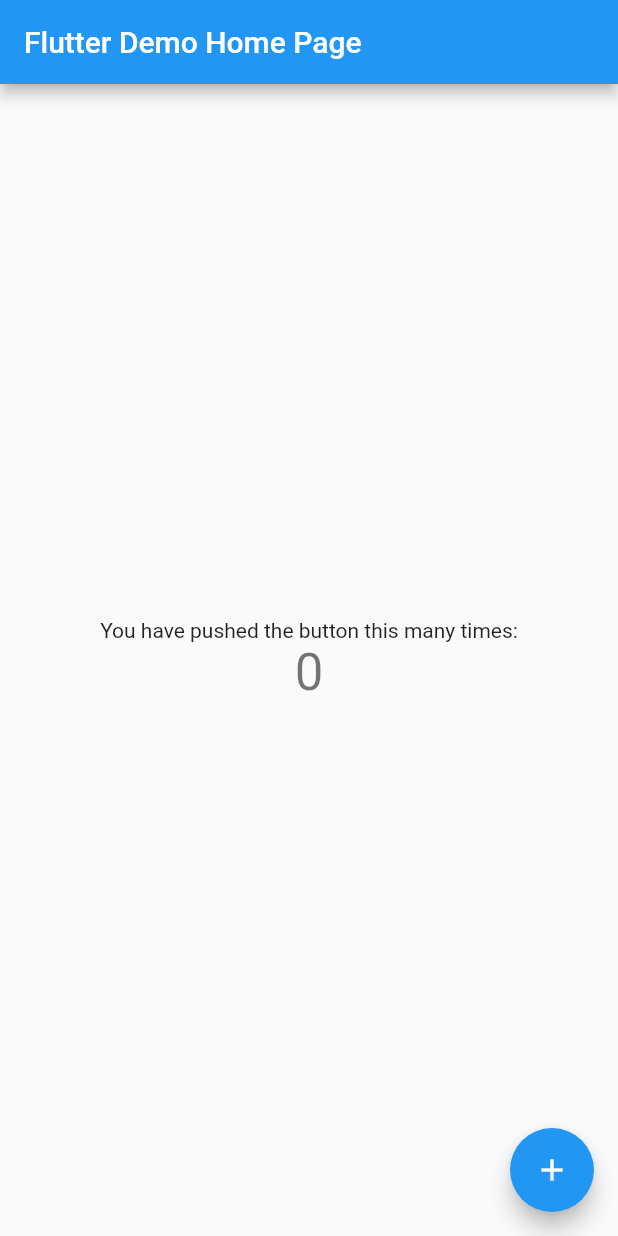
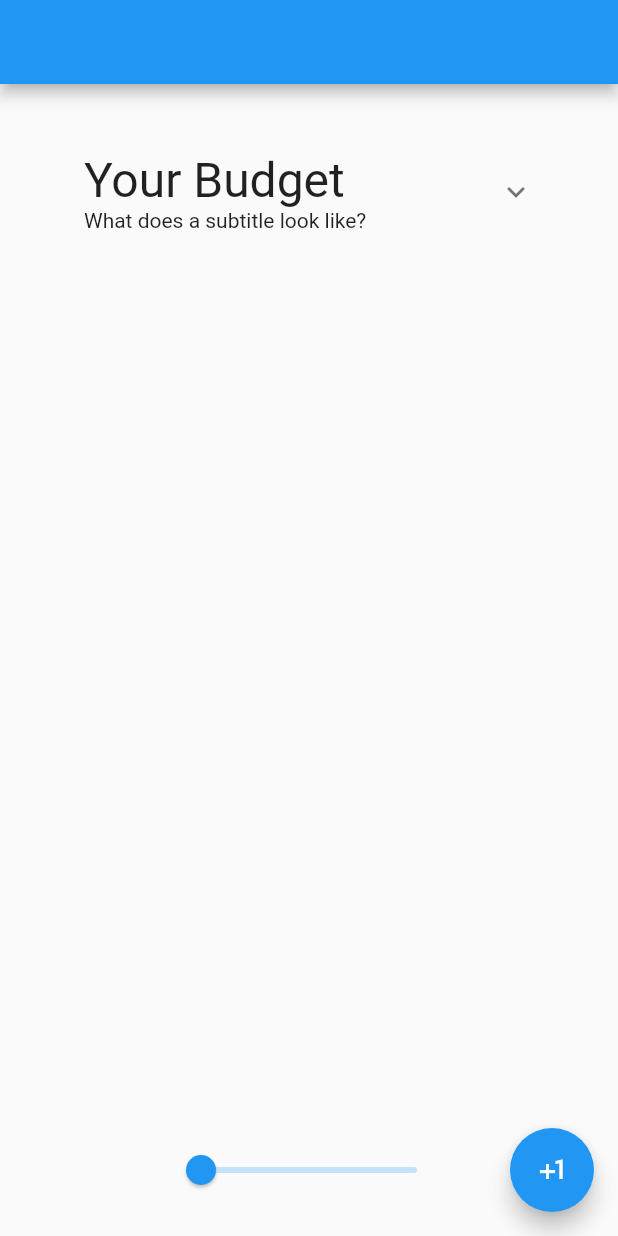
Before and after one commit to boilermake-2021/boilermake, a Flutter app: the screen it shows after launch, on a phone screen of 412 x 824 dp. Run offline on Flutter 3.47's test engine with Material 2 defaults, Android fonts, the phone set to English and light mode, and no system bars; our stand-ins replace flutter_animation_progress_bar, sleek_circular_slider.

Commit message:
Progress Bar Tests

```diff
--- a/lib/main.dart
+++ b/lib/main.dart
@@ -1,3 +1,4 @@
+import 'package:boilermake/screens/start/start_screen.dart';
 import 'package:flutter/material.dart';
 
 void main() {
@@ -5,113 +6,15 @@ void main() {
 }
 
 class MyApp extends StatelessWidget {
-  // This widget is the root of your application.
   @override
   Widget build(BuildContext context) {
     return MaterialApp(
       title: 'Flutter Demo',
       theme: ThemeData(
-        // This is the theme of your application.
-        //
-        // Try running your application with "flutter run". You'll see the
-        // application has a blue toolbar. Then, without quitting the app, try
-        // changing the primarySwatch below to Colors.green and then invoke
-        // "hot reload" (press "r" in the console where you ran "flutter run",
-        // or simply save your changes to "hot reload" in a Flutter IDE).
-        // Notice that the counter didn't reset back to zero; the application
-        // is not restarted.
         primarySwatch: Colors.blue,
-        // This makes the visual density adapt to the platform that you run
-        // the app on. For desktop platforms, the controls will be smaller and
-        // closer together (more dense) than on mobile platforms.
         visualDensity: VisualDensity.adaptivePlatformDensity,
       ),
-      home: MyHomePage(title: 'Flutter Demo Home Page'),
+      home: Start(),
     );
   }
 }
-
-class MyHomePage extends StatefulWidget {
-  MyHomePage({Key key, this.title}) : super(key: key);
-
-  // This widget is the home page of your application. It is stateful, meaning
-  // that it has a State object (defined below) that contains fields that affect
-  // how it looks.
-
-  // This class is the configuration for the state. It holds the values (in this
-  // case the title) provided by the parent (in this case the App widget) and
-  // used by the build method of the State. Fields in a Widget subclass are
-  // always marked "final".
-
-  final String title;
-
-  @override
-  _MyHomePageState createState() => _MyHomePageState();
-}
-
-class _MyHomePageState extends State<MyHomePage> {
-  int _counter = 0;
-
-  void _incrementCounter() {
-    setState(() {
-      // This call to setState tells the Flutter framework that something has
-      // changed in this State, which causes it to rerun the build method below
-      // so that the display can reflect the updated values. If we changed
-      // _counter without calling setState(), then the build method would not be
-      // called again, and so nothing would appear to happen.
-      _counter++;
-    });
-  }
-
-  @override
-  Widget build(BuildContext context) {
-    // This method is rerun every time setState is called, for instance as done
-    // by the _incrementCounter method above.
-    //
-    // The Flutter framework has been optimized to make rerunning build methods
-    // fast, so that you can just rebuild anything that needs updating rather
-    // than having to individually change instances of widgets.
-    return Scaffold(
-      appBar: AppBar(
-        // Here we take the value from the MyHomePage object that was created by
-        // the App.build method, and use it to set our appbar title.
-        title: Text(widget.title),
-      ),
-      body: Center(
-        // Center is a layout widget. It takes a single child and positions it
-        // in the middle of the parent.
-        child: Column(
-          // Column is also a layout widget. It takes a list of children and
-          // arranges them vertically. By default, it sizes itself to fit its
-          // children horizontally, and tries to be as tall as its parent.
-          //
-          // Invoke "debug painting" (press "p" in the console, choose the
-          // "Toggle Debug Paint" action from the Flutter Inspector in Android
-          // Studio, or the "Toggle Debug Paint" command in Visual Studio Code)
-          // to see the wireframe for each widget.
-          //
-          // Column has various properties to control how it sizes itself and
-          // how it positions its children. Here we use mainAxisAlignment to
-          // center the children vertically; the main axis here is the vertical
-          // axis because Columns are vertical (the cross axis would be
-          // horizontal).
-          mainAxisAlignment: MainAxisAlignment.center,
-          children: <Widget>[
-            Text(
-              'You have pushed the button this many times:',
-            ),
-            Text(
-              '$_counter',
-              style: Theme.of(context).textTheme.headline4,
-            ),
-          ],
-        ),
-      ),
-      floatingActionButton: FloatingActionButton(
-        onPressed: _incrementCounter,
-        tooltip: 'Increment',
-        child: Icon(Icons.add),
-      ), // This trailing comma makes auto-formatting nicer for build methods.
-    );
-  }
-}
--- /dev/null
+++ b/lib/screens/start/start_screen.dart
@@ -0,0 +1,170 @@
+import 'package:flutter_animation_progress_bar/flutter_animation_progress_bar.dart';
+import 'package:flutter/material.dart';
+import 'package:sleek_circular_slider/sleek_circular_slider.dart';
+
+class Start extends StatefulWidget {
+  const Start({Key key}) : super(key: key);
+
+  @override
+  _StartState createState() => _StartState();
+}
+
+class _StartState extends State<Start> {
+  double _sliderValue = 0.0;
+
+  void setSliderValue(double value) {
+    setState(() {
+      _sliderValue = value;
+    });
+  }
+
+  @override
+  Widget build(BuildContext context) {
+    final appBar = new AppBar();
+
+    final callApiButton = new FloatingActionButton(
+      onPressed: () => {},
+      child: Icon(Icons.plus_one),
+    );
+
+    final padding = EdgeInsets.all(20);
+
+    final progressBar = FAProgressBar(
+      backgroundColor: Colors.white,
+      border: Border.all(width: 1),
+      currentValue: (_sliderValue * 100).toInt(),
+      displayText: " ",
+      maxValue: 100,
+      verticalDirection: VerticalDirection.up,
+      displayTextStyle: TextStyle(fontSize: 20),
+    );
+
+    final slider = ClipRRect(
+      borderRadius: BorderRadius.circular(20),
+      child: LinearProgressIndicator(
+        value: _sliderValue,
+        backgroundColor: Colors.black,
+        minHeight: 20,
+      ),
+    );
+
+    final circleThing = ClipRRect(
+      borderRadius: BorderRadius.circular(20),
+      child: CircularProgressIndicator(
+        value: _sliderValue,
+        backgroundColor: Colors.black,
+        strokeWidth: 10,
+      ),
+    );
+
+    final rowSpacer = SizedBox(width: 10);
+
+    final progressBarRow = Row(
+      children: [
+        Icon(Icons.home),
+        rowSpacer,
+        Text("Rent:", style: TextStyle(fontSize: 20)),
+        rowSpacer,
+        Flexible(child: progressBar),
+        rowSpacer,
+        Text("\$600", style: TextStyle(fontSize: 20)),
+      ],
+    );
+    final progressBarRow2 = Row(
+      children: [
+        Icon(Icons.home),
+        rowSpacer,
+        Text("Rent:", style: TextStyle(fontSize: 20)),
+        rowSpacer,
+        Flexible(child: slider),
+        rowSpacer,
+        Text("\$600", style: TextStyle(fontSize: 20)),
+      ],
+    );
+
+    final progressBarRow3 = Row(
+      children: [
+        Icon(Icons.home),
+        rowSpacer,
+        Text("Rent:", style: TextStyle(fontSize: 20)),
+        rowSpacer,
+        Flexible(child: circleThing),
+        rowSpacer,
+        Text("\$600", style: TextStyle(fontSize: 20)),
+      ],
+    );
+    final sleekSlider = SleekCircularSlider(
+      initialValue: _sliderValue * 100,
+      appearance: CircularSliderAppearance(size: 100),
+    );
+    final progressBarRow4 = Row(
+      children: [
+        Icon(Icons.home),
+        rowSpacer,
+        Text("Rent:", style: TextStyle(fontSize: 20)),
+        rowSpacer,
+        Flexible(child: sleekSlider),
+        rowSpacer,
+        Text("\$600", style: TextStyle(fontSize: 20)),
+      ],
+    );
+    final columnSpacer = SizedBox(height: 10);
+
+    final column = Column(
+      mainAxisSize: MainAxisSize.min,
+      crossAxisAlignment: CrossAxisAlignment.stretch,
+      children: [
+        columnSpacer,
+        progressBarRow,
+        columnSpacer,
+        progressBarRow2,
+        columnSpacer,
+        progressBarRow3,
+        columnSpacer,
+        progressBarRow4,
+        columnSpacer,
+      ],
+    );
+
+    final expansionTile = Padding(
+      padding: padding,
+      child: ExpansionTile(
+        title: Text(
+          "Your Budget",
+          style: TextStyle(fontSize: 32),
+        ),
+        children: [
+          column,
+        ],
+        subtitle: Text("What does a subtitle look like?"),
+      ),
+    );
+
+    final realSlider = Slider(
+      value: _sliderValue * 100,
+      max: 100,
+      onChanged: (value) => setSliderValue(value / 100),
+    );
+
+    final stack = Stack(
+      alignment: Alignment.center,
+      fit: StackFit.expand,
+      children: [
+        expansionTile,
+        Positioned(
+          child: realSlider,
+          bottom: 0,
+        )
+      ],
+    );
+
+    return Scaffold(
+      appBar: appBar,
+      body: Padding(
+        padding: padding,
+        child: stack,
+      ),
+      floatingActionButton: callApiButton,
+    );
+  }
+}
--- a/pubspec.yaml
+++ b/pubspec.yaml
@@ -23,6 +23,8 @@ environment:
 dependencies:
   flutter:
     sdk: flutter
+  flutter_animation_progress_bar: ^1.0.6
+  sleek_circular_slider: ^1.2.0+web
 
 
   # The following adds the Cupertino Icons font to your application.
```
Also changed, not shown: pubspec.lock.
